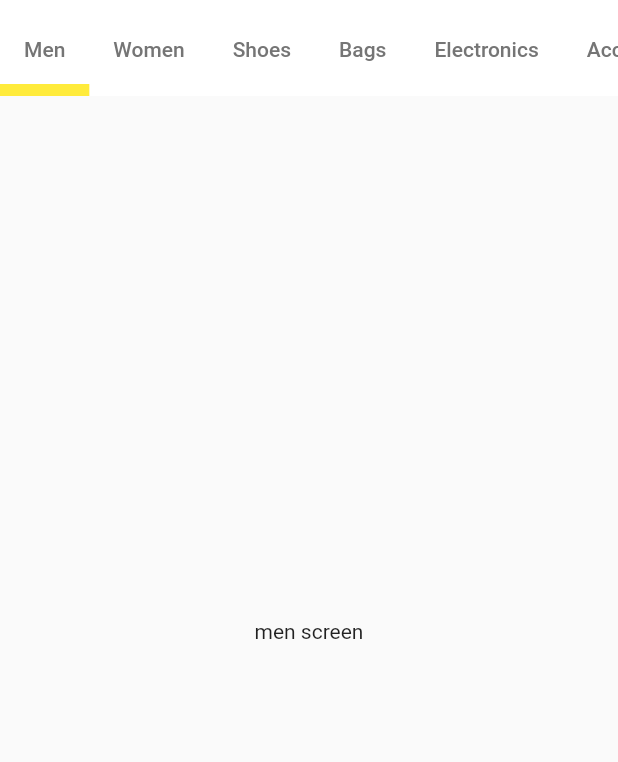
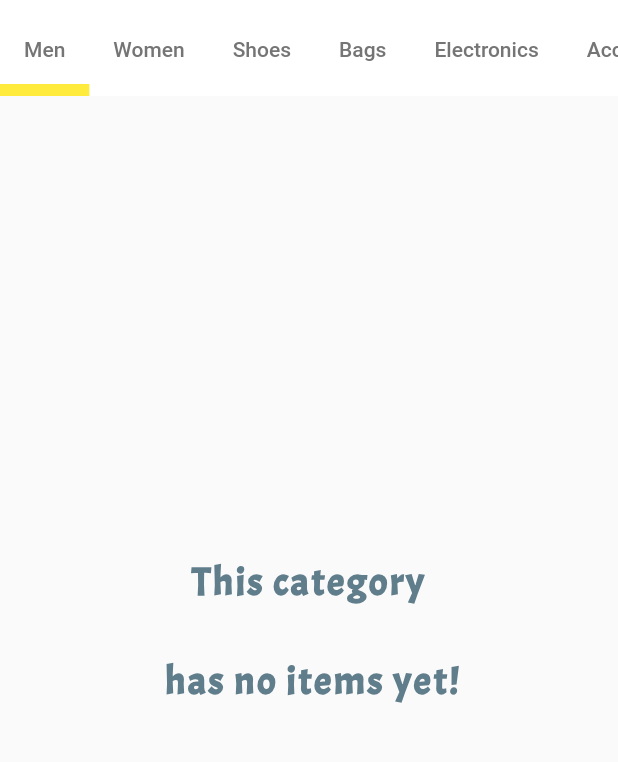
Before and after one commit to DeepBaldha/stunnzone, a Flutter app: the HomeScreen screen opened directly, on a phone screen of 412 x 824 dp, the part 69-831 px from its top. Run offline on Flutter 3.47's test engine with Material 2 defaults, Android fonts, the phone set to English and light mode, and no system bars; our stand-ins replace animated_text_kit, cloud_firestore, firebase_auth, firebase_core, firebase_storage, image_picker; missing offline and left inert: staggered_grid_view_flutter; accounts and stored records are empty; network calls fail.

Commit message:
Initial commit

```diff
--- a/lib/auth/customer_login.dart
+++ b/lib/auth/customer_login.dart
@@ -139,7 +139,7 @@ class _CustomerLoginState extends State<CustomerLogin> {
                       HaveAccount(
                         onPressed: () {
                           Navigator.pushReplacementNamed(
-                              context, '/customer_signut');
+                              context, '/customer_signup');
                         },
                         actionLabel: 'Sign Up',
                         haveAccount: 'Don\'t have account? ',
--- a/lib/auth/customer_signup.dart
+++ b/lib/auth/customer_signup.dart
@@ -125,7 +125,7 @@ class _CustomerRegisterState extends State<CustomerRegister> {
         setState(() {
           processing = false;
         });
-        MyMessageHandler.showSnackBar(_scaffoldKey, 'please pick image first');
+        MyMessageHandler.showSnackBar(_scaffoldKey, 'please p ick image first');
       }
     } else {
       setState(() {
--- a/lib/auth/supplier_login.dart
+++ b/lib/auth/supplier_login.dart
@@ -139,7 +139,7 @@ class _SupplierLoginState extends State<SupplierLogin> {
                       HaveAccount(
                         onPressed: () {
                           Navigator.pushReplacementNamed(
-                              context, '/supplier_signut');
+                              context, '/supplier_signup');
                         },
                         actionLabel: 'Sign Up',
                         haveAccount: 'Don\'t have account? ',
--- /dev/null
+++ b/lib/galleries/men_gallery.dart
@@ -0,0 +1,81 @@
+import 'package:cloud_firestore/cloud_firestore.dart';
+import 'package:flutter/material.dart';
+import 'package:staggered_grid_view_flutter/widgets/staggered_grid_view.dart';
+import 'package:staggered_grid_view_flutter/widgets/staggered_tile.dart';
+import 'package:stunnzone/models/product_model.dart';
+
+class MenGalleryScreen extends StatefulWidget {
+  const MenGalleryScreen({Key? key}) : super(key: key);
+
+  @override
+  State<MenGalleryScreen> createState() => _MenGalleryScreenState();
+}
+
+class _MenGalleryScreenState extends State<MenGalleryScreen> {
+  final Stream<QuerySnapshot> _productStream = FirebaseFirestore.instance
+      .collection('products')
+      .where('maincateg', isEqualTo: 'men')
+      .snapshots();
+
+  @override
+  Widget build(BuildContext context) {
+    return StreamBuilder<QuerySnapshot>(
+      stream: _productStream,
+      builder: (BuildContext context, AsyncSnapshot<QuerySnapshot> snapshot) {
+        if (snapshot.hasError) {
+          return const Text('Something went wrong');
+        }
+
+        if (snapshot.connectionState == ConnectionState.waiting) {
+          return const Center(
+            child: CircularProgressIndicator(),
+          );
+        }
+
+        if (snapshot.data!.docs.isEmpty) {
+          return const Center(
+            child: Text(
+              'This category \n\n has no items yet!',
+              textAlign: TextAlign.center,
+              style: TextStyle(
+                  fontSize: 26,
+                  color: Colors.blueGrey,
+                  fontWeight: FontWeight.bold,
+                  fontFamily: 'Acme',
+                  letterSpacing: 1.5),
+            ),
+          );
+        }
+
+        return SingleChildScrollView(
+          child: Container(
+            color: Colors.grey.shade200,
+            child: StaggeredGridView.countBuilder(
+              physics: const NeverScrollableScrollPhysics(),
+              shrinkWrap: true,
+              itemCount: snapshot.data!.docs.length,
+              crossAxisCount: 2,
+              itemBuilder: (context, index) {
+                return ProductModel(product: snapshot.data!.docs[index],);
+              },
+              staggeredTileBuilder: (context) => const StaggeredTile.fit(1),
+            ),
+          ),
+        );
+        /*ListView(
+          children: snapshot.data!.docs.map((DocumentSnapshot document) {
+            Map<String, dynamic> data =
+                document.data()! as Map<String, dynamic>;
+            return ListTile(
+              leading: Image(
+                image: NetworkImage(data['proimages'][0]),
+              ),
+              title: Text(data['proname']),
+              subtitle: Text(data['price'].toString()),
+            );
+          }).toList(),
+        );*/
+      },
+    );
+  }
+}
--- a/lib/main.dart
+++ b/lib/main.dart
@@ -21,6 +21,7 @@ class MyApp extends StatelessWidget {
   @override
   Widget build(BuildContext context) {
     return MaterialApp(
+      debugShowCheckedModeBanner: false,
       initialRoute: '/welcome_screen',
       routes: {
         '/welcome_screen': (context) => const WelcomeScreen(),
--- a/lib/main_screens/home.dart
+++ b/lib/main_screens/home.dart
@@ -1,4 +1,5 @@
 import 'package:flutter/material.dart';
+import 'package:stunnzone/galleries/men_gallery.dart';
 import 'package:stunnzone/widgets/fake_search.dart';
 
 class HomeScreen extends StatefulWidget {
@@ -37,7 +38,7 @@ class _HomeScreenState extends State<HomeScreen> {
         ),
         body: const TabBarView(
           children: [
-            Center(child: Text("men screen")),
+            MenGalleryScreen(),
             Center(child: Text("women screen")),
             Center(child: Text("shoes screen")),
             Center(child: Text("bags screen")),
--- a/pubspec.yaml
+++ b/pubspec.yaml
@@ -42,6 +42,7 @@ dependencies:
   cloud_firestore: ^4.8.2
   firebase_storage: ^11.2.4
   uuid: ^3.0.7
+  staggered_grid_view_flutter: ^0.0.4
 
 dev_dependencies:
   flutter_test:
```
Also changed, not shown: lib/main_screens/upload_product.dart (+47 -32 lines), lib/models/product_model.dart (added, +72 -0 lines), pubspec.lock.
